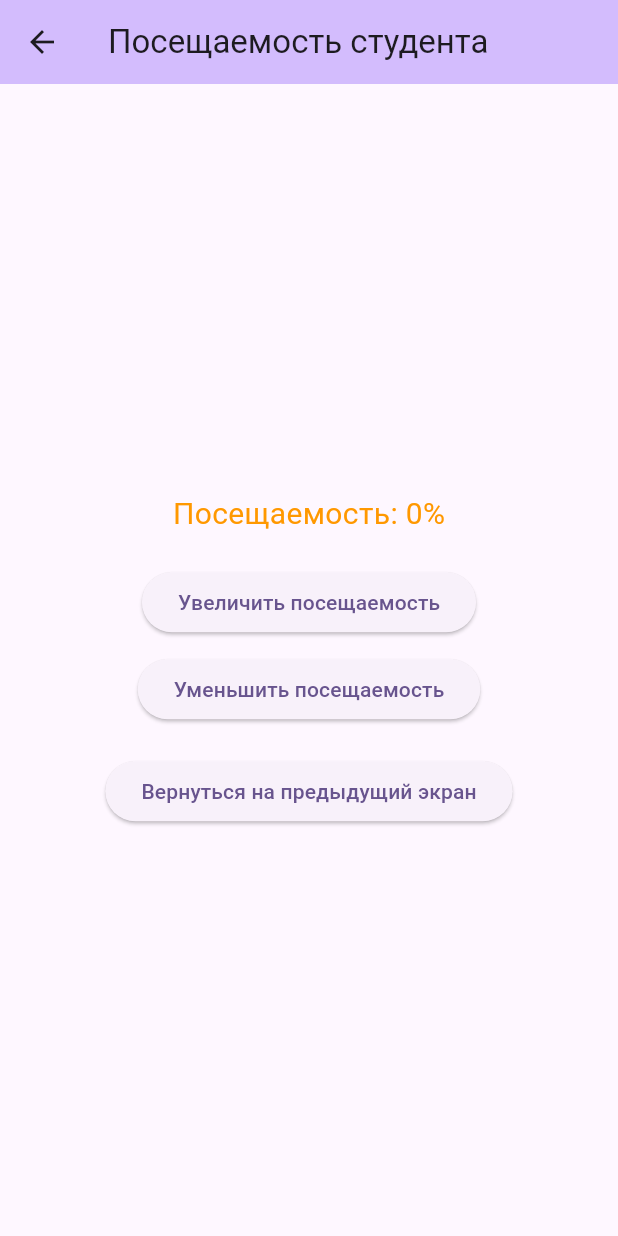
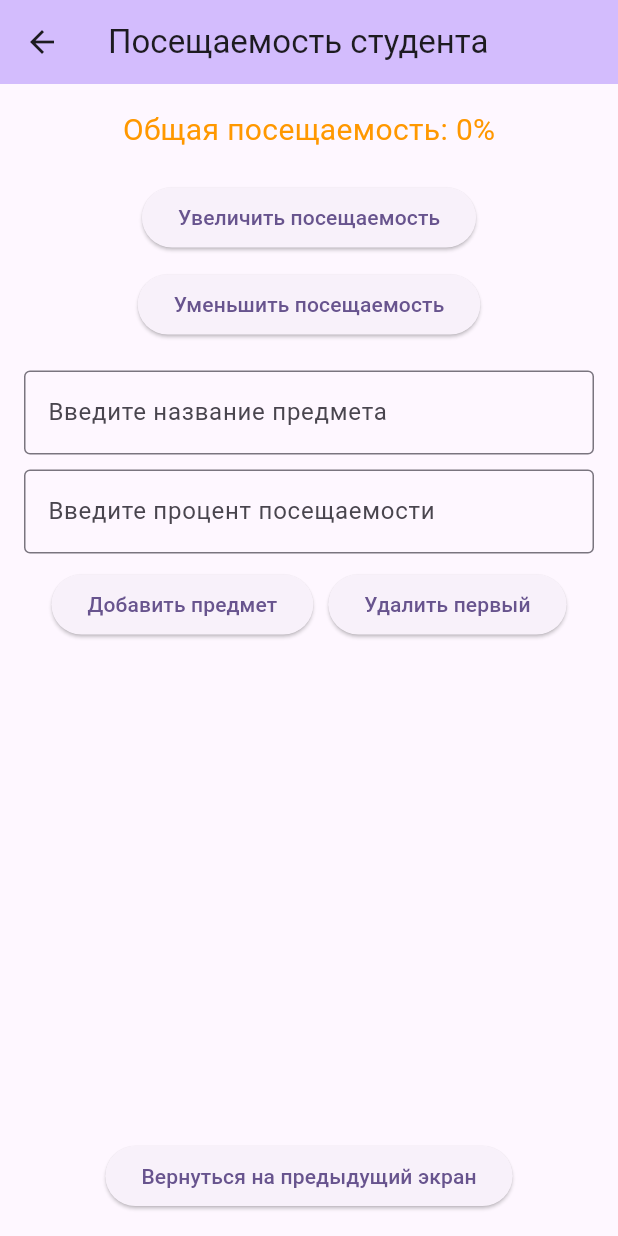
Before and after one commit to vasich122/Flutter_practice, a Flutter app: the AttendanceScreen screen opened directly with empty values, on a phone screen of 412 x 824 dp. Run offline on Flutter 3.47's test engine with Material 3 defaults, Android fonts, the phone set to English and light mode, and no system bars.

Commit message:
Реализация Widget-а Column в контейнере прокрутке SingleChildScrollView в файле attendance_screen.dart

```diff
--- a/lib/attendance_screen.dart
+++ b/lib/attendance_screen.dart
@@ -11,6 +11,10 @@ class AttendanceScreen extends StatefulWidget {
 
 class _AttendanceScreenState extends State<AttendanceScreen> {
   late int _attendance;
+  final List<Map<String, dynamic>> _subjects = []; // список предметов с посещаемостью
+
+  final TextEditingController _subjectController = TextEditingController();
+  final TextEditingController _percentController = TextEditingController();
 
   @override
   void initState() {
@@ -20,18 +24,41 @@ class _AttendanceScreenState extends State<AttendanceScreen> {
 
   void _increaseAttendance() {
     setState(() {
-      if (_attendance < 100) _attendance++; // не больше 100%
+      if (_attendance < 100) _attendance++;
     });
   }
 
   void _decreaseAttendance() {
     setState(() {
-      if (_attendance > 0) _attendance--; // не меньше 0%
+      if (_attendance > 0) _attendance--;
     });
   }
 
+  void _addSubject() {
+    final subject = _subjectController.text.trim();
+    final percentText = _percentController.text.trim();
+    if (subject.isNotEmpty && percentText.isNotEmpty) {
+      final percent = int.tryParse(percentText);
+      if (percent != null && percent >= 0 && percent <= 100) {
+        setState(() {
+          _subjects.add({'subject': subject, 'percent': percent});
+          _subjectController.clear();
+          _percentController.clear();
+        });
+      }
+    }
+  }
+
+  void _removeFirstSubject() {
+    if (_subjects.isNotEmpty) {
+      setState(() {
+        _subjects.removeAt(0);
+      });
+    }
+  }
+
   void _goBack() {
-    Navigator.pop(context, _attendance); // возвращаем обновлённое значение
+    Navigator.pop(context, _attendance);
   }
 
   @override
@@ -41,16 +68,15 @@ class _AttendanceScreenState extends State<AttendanceScreen> {
         title: const Text('Посещаемость студента'),
         backgroundColor: Theme.of(context).colorScheme.inversePrimary,
       ),
-      body: Center(
+      body: Padding(
+        padding: const EdgeInsets.all(16.0),
         child: Column(
-          mainAxisAlignment: MainAxisAlignment.center,
           children: [
             Text(
-              'Посещаемость: $_attendance%',
+              'Общая посещаемость: $_attendance%',
               style: const TextStyle(
                 fontSize: 20,
                 color: Colors.orange,
-                decoration: TextDecoration.none,
               ),
             ),
             const SizedBox(height: 20),
@@ -64,6 +90,66 @@ class _AttendanceScreenState extends State<AttendanceScreen> {
               child: const Text('Уменьшить посещаемость'),
             ),
             const SizedBox(height: 20),
+            TextField(
+              controller: _subjectController,
+              decoration: const InputDecoration(
+                border: OutlineInputBorder(),
+                labelText: 'Введите название предмета',
+              ),
+            ),
+            const SizedBox(height: 10),
+            TextField(
+              controller: _percentController,
+              keyboardType: TextInputType.number,
+              decoration: const InputDecoration(
+                border: OutlineInputBorder(),
+                labelText: 'Введите процент посещаемости',
+              ),
+            ),
+            const SizedBox(height: 10),
+
+            Row(
+              mainAxisAlignment: MainAxisAlignment.center,
+              children: [
+                ElevatedButton(
+                  onPressed: _addSubject,
+                  child: const Text('Добавить предмет'),
+                ),
+                const SizedBox(width: 10),
+                ElevatedButton(
+                  onPressed: _removeFirstSubject,
+                  child: const Text('Удалить первый'),
+                ),
+              ],
+            ),
+            const SizedBox(height: 20),
+
+            Expanded(
+              child: SingleChildScrollView(
+                child: Column(
+                  children: _subjects
+                      .map(
+                        (subject) => Column(
+                      children: [
+                        ListTile(
+                          leading:
+                          const Icon(Icons.book, color: Colors.blue),
+                          title: Text(subject['subject']),
+                          trailing: Text('${subject['percent']}%'),
+                        ),
+                        const Divider(
+                          color: Colors.grey,
+                          height: 1,
+                        ),
+                      ],
+                    ),
+                  )
+                      .toList(),
+                ),
+              ),
+            ),
+
+            const SizedBox(height: 10),
             ElevatedButton(
               onPressed: _goBack,
               child: const Text('Вернуться на предыдущий экран'),
```
Also changed, not shown: 5 other files.
